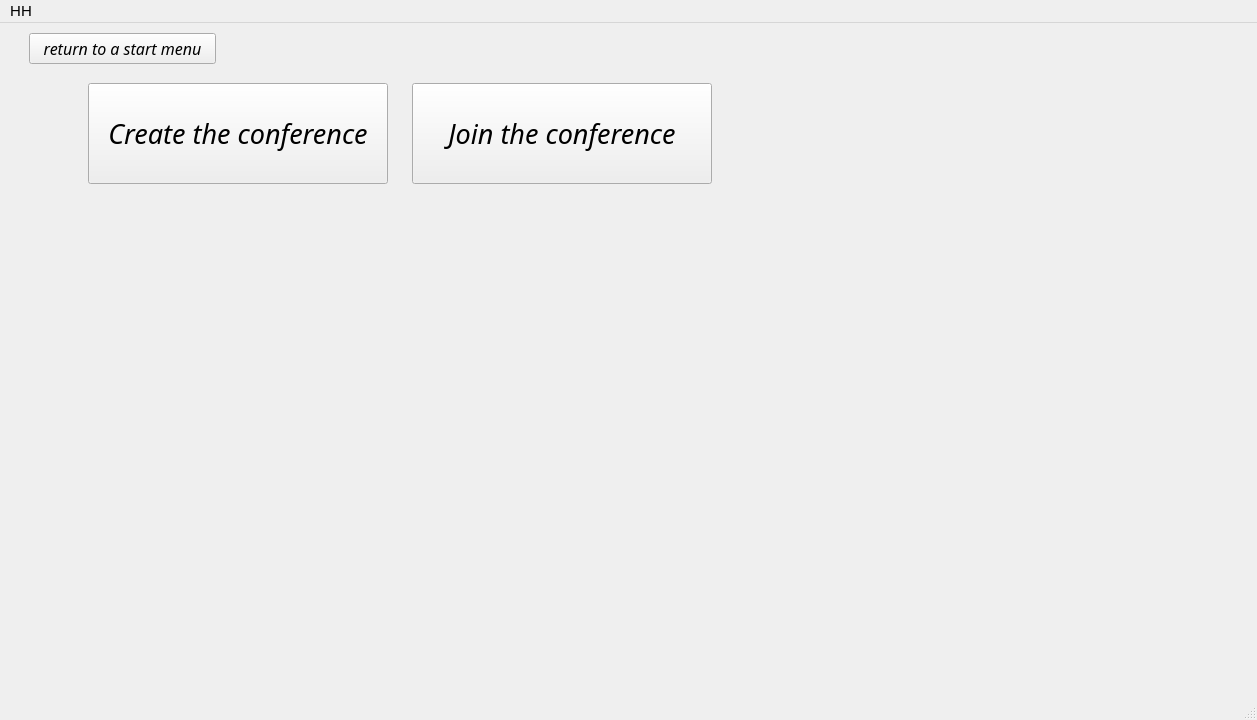
Old version of the form qt/role_settings_window/second_window.ui in the repository saptded/stream_platform.
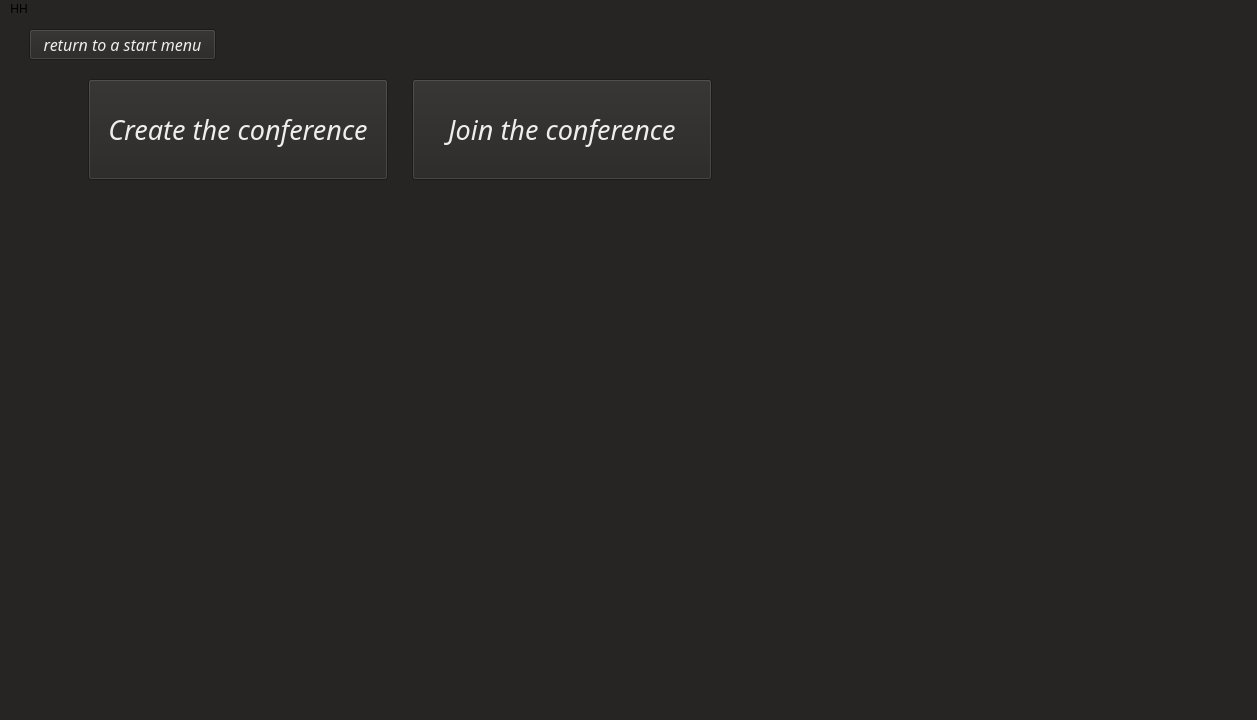
New version of the form.

```diff
--- a/qt/role_settings_window/second_window.ui
+++ b/qt/role_settings_window/second_window.ui
@@ -24,6 +24,9 @@
   <property name="windowTitle">
    <string>second_window</string>
   </property>
+  <property name="styleSheet">
+   <string notr="true">background-color: rgb(39, 36, 36)</string>
+  </property>
   <widget class="QWidget" name="centralwidget">
    <widget class="QWidget" name="data_widget" native="true">
     <property name="enabled">
@@ -162,6 +165,9 @@
           <kerning>true</kerning>
          </font>
         </property>
+        <property name="styleSheet">
+         <string notr="true">color: rgb(238, 238, 236)</string>
+        </property>
         <property name="text">
          <string>Create the conference</string>
         </property>
@@ -185,6 +191,9 @@
           <kerning>true</kerning>
          </font>
         </property>
+        <property name="styleSheet">
+         <string notr="true">color: rgb(238, 238, 236)</string>
+        </property>
         <property name="text">
          <string>Join the conference</string>
         </property>
@@ -212,6 +221,9 @@
          <italic>true</italic>
         </font>
        </property>
+       <property name="styleSheet">
+        <string notr="true">color: rgb(238, 238, 236)</string>
+       </property>
        <property name="text">
         <string>return to a start menu</string>
        </property>
```
